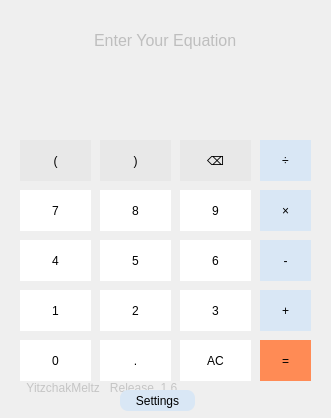
Old version of the form ui/DesktopCalculatorGUI_1.06.00.ui in the repository YitzchakMeltz/DesktopCalculator.
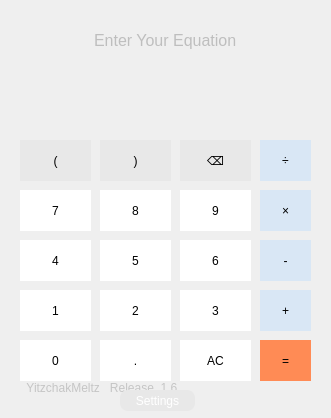
New version of the form. Icons and pictures are not drawn. Custom widgets are drawn as their Qt base class.

Commit message: Create settings page GUI

The edit to the form file:
```diff
--- a/ui/DesktopCalculatorGUI_1.06.00.ui
+++ b/ui/DesktopCalculatorGUI_1.06.00.ui
@@ -867,8 +867,9 @@
      <string notr="true">QPushButton
 {
 border: none;
-background-color: rgb(217, 231, 245);
+background-color: rgb(232, 232, 232);
 font: 8pt &quot;Arial&quot;;
+color: rgb(255,255,255);
 border-radius : 8px; 
 }
 QPushButton:hover{
```
Left out of the diff: 4 changed lines with no effect on the pictures. The commit also changes 2 other files.
